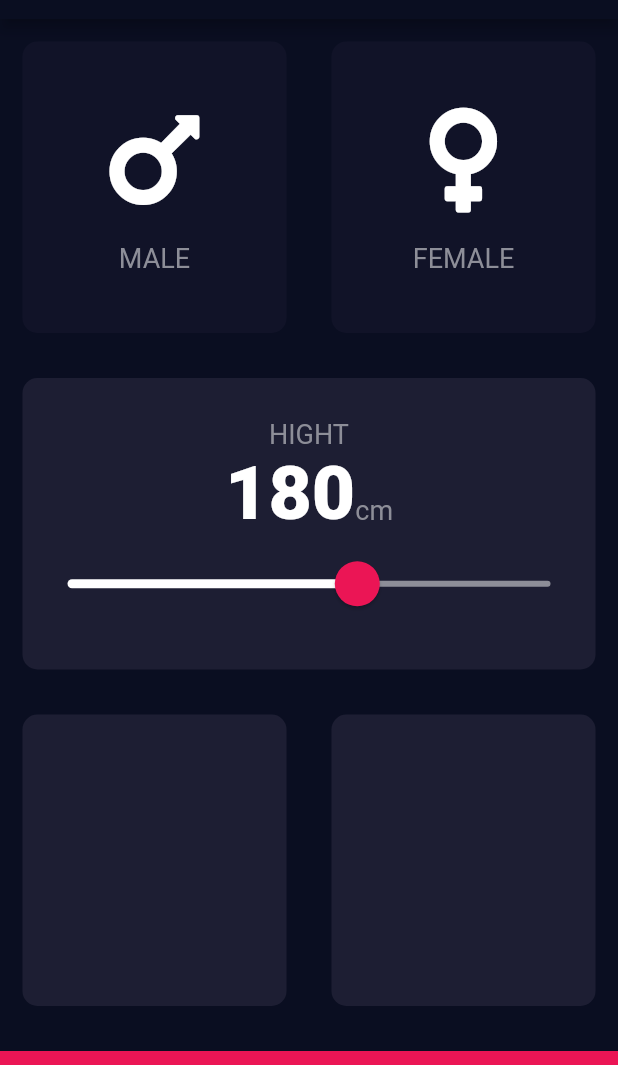
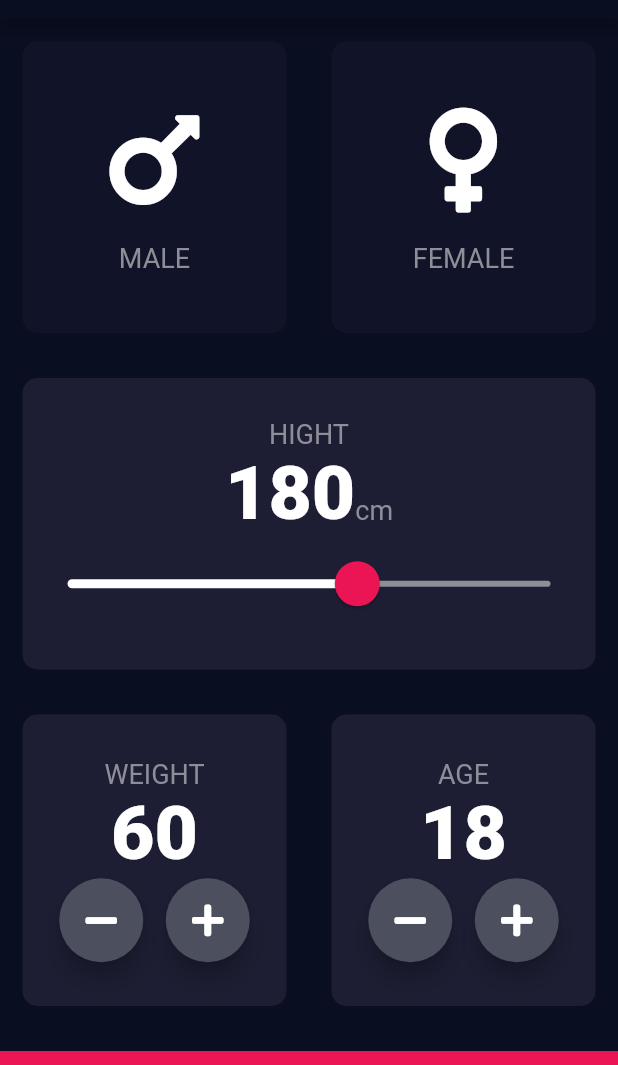
Before and after one commit to Vireakdara/bmi-calculator-flutter, a Flutter app: the screen it shows after launch, on a phone screen of 412 x 824 dp, the part 65-1130 px from its top. Run offline on Flutter 3.47's test engine with Material 2 defaults, Android fonts, the phone set to English and light mode, and no system bars; our stand-ins replace font_awesome_flutter.

Commit message:
up-to-date

```diff
--- a/lib/input_page.dart
+++ b/lib/input_page.dart
@@ -18,6 +18,8 @@ class InputPage extends StatefulWidget {
 class _InputPageState extends State<InputPage> {
   Gender selectedGender;
   int height = 180;
+  int weight = 60;
+  int age = 18;
 
   @override
   Widget build(BuildContext context) {
@@ -130,11 +132,83 @@ class _InputPageState extends State<InputPage> {
                 Expanded(
                   child: ReusableCard(
                     colour: kActiveCardColour,
+                    cardChild: Column(
+                      mainAxisAlignment: MainAxisAlignment.center,
+                      children: <Widget>[
+                        Text("WEIGHT", style: kLabelTextStyle),
+                        Text(
+                          weight.toString(),
+                          style: kNumberTextStyle,
+                        ),
+                        Row(
+                          mainAxisAlignment: MainAxisAlignment.center,
+                          children: [
+                            RoundIconButton(
+                              icon: FontAwesomeIcons.minus,
+                              onPressed: () {
+                                setState(() {
+                                  weight--;
+                                  print(weight);
+                                });
+                              },
+                            ),
+                            SizedBox(
+                              width: 15,
+                            ),
+                            RoundIconButton(
+                              onPressed: () {
+                                setState(() {
+                                  weight++;
+                                  print(weight);
+                                });
+                              },
+                              icon: FontAwesomeIcons.plus,
+                            ),
+                          ],
+                        ),
+                      ],
+                    ),
                   ),
                 ),
                 Expanded(
                   child: ReusableCard(
                     colour: kActiveCardColour,
+                    cardChild: Column(
+                      mainAxisAlignment: MainAxisAlignment.center,
+                      children: <Widget>[
+                        Text("AGE", style: kLabelTextStyle),
+                        Text(
+                          age.toString(),
+                          style: kNumberTextStyle,
+                        ),
+                        Row(
+                          mainAxisAlignment: MainAxisAlignment.center,
+                          children: [
+                            RoundIconButton(
+                              icon: FontAwesomeIcons.minus,
+                              onPressed: () {
+                                setState(() {
+                                  age--;
+                                  print(age);
+                                });
+                              },
+                            ),
+                            SizedBox(
+                              width: 15,
+                            ),
+                            RoundIconButton(
+                              onPressed: () {
+                                setState(() {
+                                  age++;
+                                  print(age);
+                                });
+                              },
+                              icon: FontAwesomeIcons.plus,
+                            ),
+                          ],
+                        ),
+                      ],
+                    ),
                   ),
                 ),
               ],
@@ -151,3 +225,24 @@ class _InputPageState extends State<InputPage> {
     );
   }
 }
+
+class RoundIconButton extends StatelessWidget {
+  RoundIconButton({@required this.icon, @required this.onPressed});
+  final IconData icon;
+  final Function onPressed;
+
+  @override
+  Widget build(BuildContext context) {
+    return RawMaterialButton(
+      child: Icon(icon),
+      onPressed: onPressed,
+      elevation: 6.0,
+      constraints: BoxConstraints.tightFor(
+        width: 56.0,
+        height: 56.0,
+      ),
+      shape: CircleBorder(),
+      fillColor: Color(0xFF4C4F5E),
+    );
+  }
+}
```
